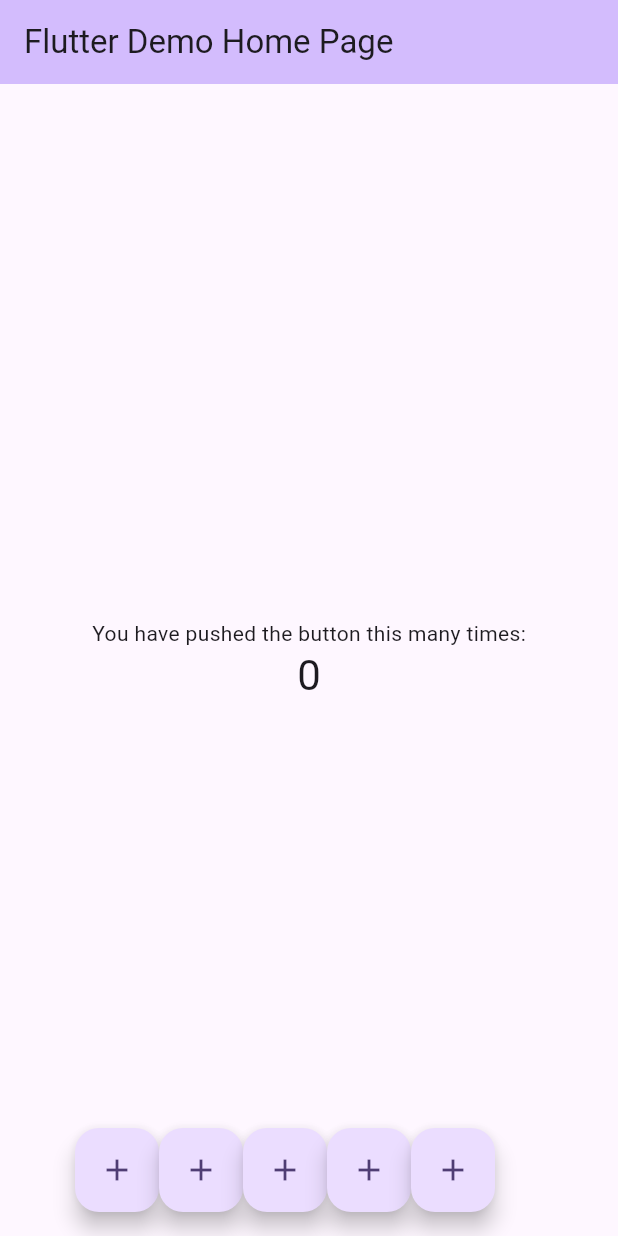
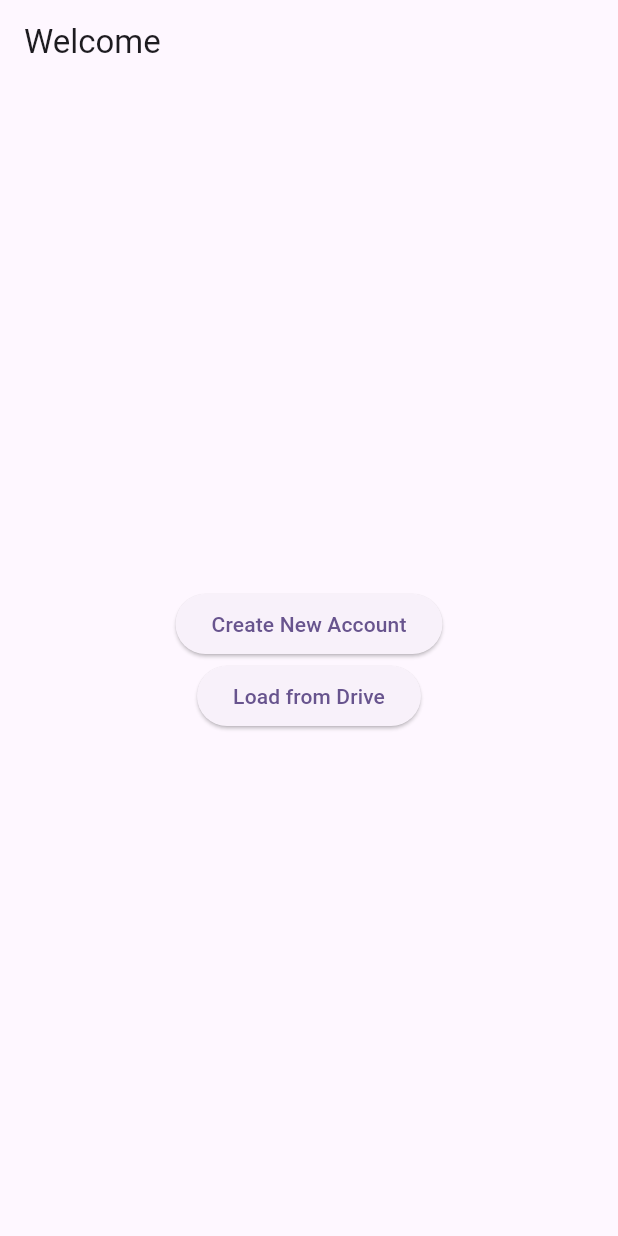
Before and after one commit to Ad2m1109/Harmonia, a Flutter app: the screen it shows after launch, on a phone screen of 412 x 824 dp. Run offline on Flutter 3.47's test engine with Material 3 defaults, Android fonts, the phone set to English and light mode, and no system bars.

Commit message:
the navigation structure

```diff
--- a/lib/main.dart
+++ b/lib/main.dart
@@ -1,4 +1,11 @@
 import 'package:flutter/material.dart';
+import 'pages/welcome_page.dart';
+import 'pages/home_page.dart';
+import 'pages/reminders_page.dart';
+import 'pages/journal_page.dart';
+import 'pages/profiles_page.dart';
+import 'pages/games_page.dart';
+import 'pages/settings_page.dart';
 
 void main() {
   runApp(const MyApp());
@@ -7,126 +14,25 @@ void main() {
 class MyApp extends StatelessWidget {
   const MyApp({super.key});
 
-  // This widget is the root of your application.
   @override
   Widget build(BuildContext context) {
     return MaterialApp(
-      title: 'Flutter Demo',
+      title: 'Harmonia',
+      debugShowCheckedModeBanner: false,
       theme: ThemeData(
-        // This is the theme of your application.
-        //
-        // TRY THIS: Try running your application with "flutter run". You'll see
-        // the application has a purple toolbar. Then, without quitting the app,
-        // try changing the seedColor in the colorScheme below to Colors.green
-        // and then invoke "hot reload" (save your changes or press the "hot
-        // reload" button in a Flutter-supported IDE, or press "r" if you used
-        // the command line to start the app).
-        //
-        // Notice that the counter didn't reset back to zero; the application
-        // state is not lost during the reload. To reset the state, use hot
-        // restart instead.
-        //
-        // This works for code too, not just values: Most code changes can be
-        // tested with just a hot reload.
         colorScheme: ColorScheme.fromSeed(seedColor: Colors.deepPurple),
         useMaterial3: true,
       ),
-      home: const MyHomePage(title: 'Flutter Demo Home Page'),
+      initialRoute: '/',
+      routes: {
+        '/': (context) => const WelcomePage(),
+        '/home': (context) => const HomePage(),
+        '/reminders': (context) => const RemindersPage(),
+        '/journal': (context) => const JournalPage(),
+        '/profiles': (context) => const ProfilesPage(),
+        '/games': (context) => const GamesPage(),
+        '/settings': (context) => const SettingsPage(),
+      },
     );
   }
 }
-
-class MyHomePage extends StatefulWidget {
-  const MyHomePage({super.key, required this.title});
-
-  // This widget is the home page of your application. It is stateful, meaning
-  // that it has a State object (defined below) that contains fields that affect
-  // how it looks.
-
-  // This class is the configuration for the state. It holds the values (in this
-  // case the title) provided by the parent (in this case the App widget) and
-  // used by the build method of the State. Fields in a Widget subclass are
-  // always marked "final".
-
-  final String title;
-
-  @override
-  State<MyHomePage> createState() => _MyHomePageState();
-}
-
-class _MyHomePageState extends State<MyHomePage> {
-  int _counter = 0;
-
-  void _incrementCounter() {
-    setState(() {
-      // This call to setState tells the Flutter framework that something has
-      // changed in this State, which causes it to rerun the build method below
-      // so that the display can reflect the updated values. If we changed
-      // _counter without calling setState(), then the build method would not be
-      // called again, and so nothing would appear to happen.
-      _counter++;
-    });
-  }
-
-  @override
-  Widget build(BuildContext context) {
-    // This method is rerun every time setState is called, for instance as done
-    // by the _incrementCounter method above.
-    //
-    // The Flutter framework has been optimized to make rerunning build methods
-    // fast, so that you can just rebuild anything that needs updating rather
-    // than having to individually change instances of widgets.
-    return Scaffold(
-      appBar: AppBar(
-        // TRY THIS: Try changing the color here to a specific color (to
-        // Colors.amber, perhaps?) and trigger a hot reload to see the AppBar
-        // change color while the other colors stay the same.
-        backgroundColor: Theme.of(context).colorScheme.inversePrimary,
-        // Here we take the value from the MyHomePage object that was created by
-        // the App.build method, and use it to set our appbar title.
-        title: Text(widget.title),
-      ),
-      body: Center(
-        // Center is a layout widget. It takes a single child and positions it
-        // in the middle of the parent.
-        child: Column(
-          // Column is also a layout widget. It takes a list of children and
-          // arranges them vertically. By default, it sizes itself to fit its
-          // children horizontally, and tries to be as tall as its parent.
-          //
-          // Column has various properties to control how it sizes itself and
-          // how it positions its children. Here we use mainAxisAlignment to
-          // center the children vertically; the main axis here is the vertical
-          // axis because Columns are vertical (the cross axis would be
-          // horizontal).
-          //
-          // TRY THIS: Invoke "debug painting" (choose the "Toggle Debug Paint"
-          // action in the IDE, or press "p" in the console), to see the
-          // wireframe for each widget.
-          mainAxisAlignment: MainAxisAlignment.center,
-          children: <Widget>[
-            const Text(
-              'You have pushed the button this many times:',
-            ),
-            Text(
-              '$_counter',
-              style: Theme.of(context).textTheme.headlineMedium,
-            ),
-          ],
-        ),
-      ),
-      floatingActionButton:
-      Row(
-        mainAxisAlignment: MainAxisAlignment.center,
-        children: [
-          FloatingActionButton(onPressed: (){},child: Icon(Icons.add),),
-          FloatingActionButton(onPressed: (){},child: Icon(Icons.add),),
-          FloatingActionButton(onPressed: (){},child: Icon(Icons.add),),
-          FloatingActionButton(onPressed: (){},child: Icon(Icons.add),),
-          FloatingActionButton(onPressed: (){},child: Icon(Icons.add),),
-
-        ],
-      )// This trailing comma makes auto-formatting nicer for build methods.
-    );
-  }
-}
--- /dev/null
+++ b/lib/pages/welcome_page.dart
@@ -0,0 +1,27 @@
+import 'package:flutter/material.dart';
+
+class WelcomePage extends StatelessWidget {
+  const WelcomePage({super.key});
+
+  @override
+  Widget build(BuildContext context) {
+    return Scaffold(
+      appBar: AppBar(title: const Text('Welcome')),
+      body: Center(
+        child: Column(
+          mainAxisAlignment: MainAxisAlignment.center,
+          children: [
+            ElevatedButton(
+              onPressed: () => Navigator.pushReplacementNamed(context, '/home'),
+              child: const Text('Create New Account'),
+            ),
+            ElevatedButton(
+              onPressed: () => Navigator.pushReplacementNamed(context, '/home'),
+              child: const Text('Load from Drive'),
+            ),
+          ],
+        ),
+      ),
+    );
+  }
+}
```
Also changed, not shown: lib/home_page.dart (added, +68 -0 lines), lib/pages/games_page.dart (added, +13 -0 lines), lib/pages/home_page.dart (added, +39 -0 lines), lib/pages/journal_page.dart (added, +13 -0 lines), lib/pages/profiles_page.dart (added, +13 -0 lines), lib/pages/reminders_page.dart (added, +13 -0 lines), lib/pages/settings_page.dart (added, +13 -0 lines).
